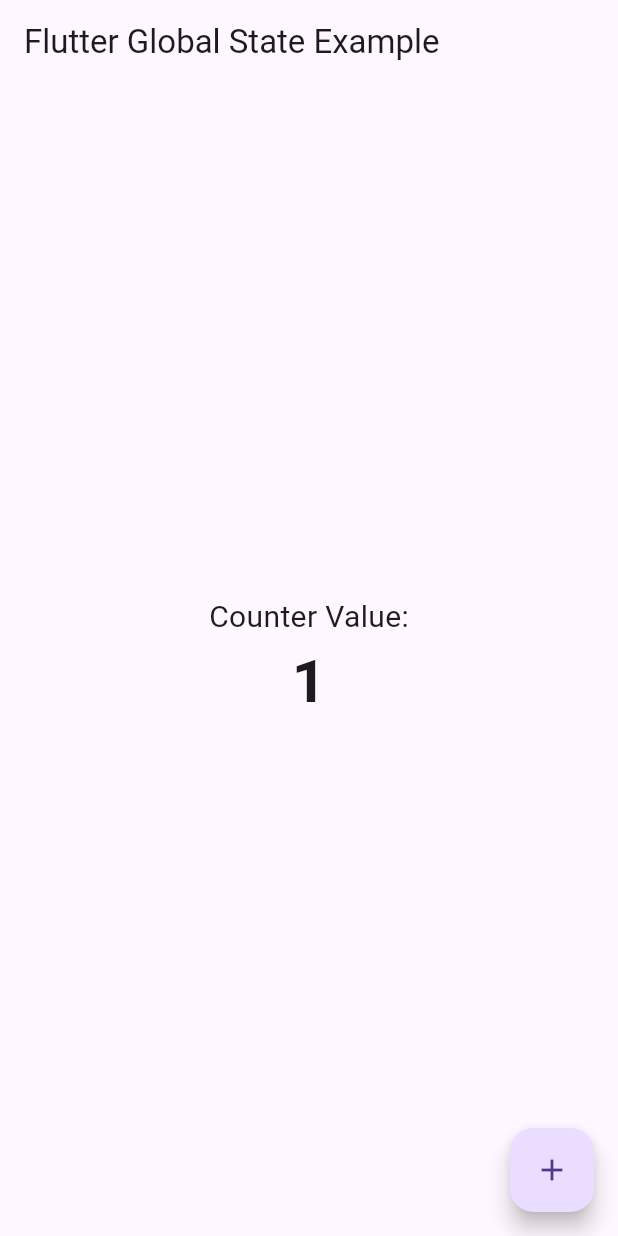
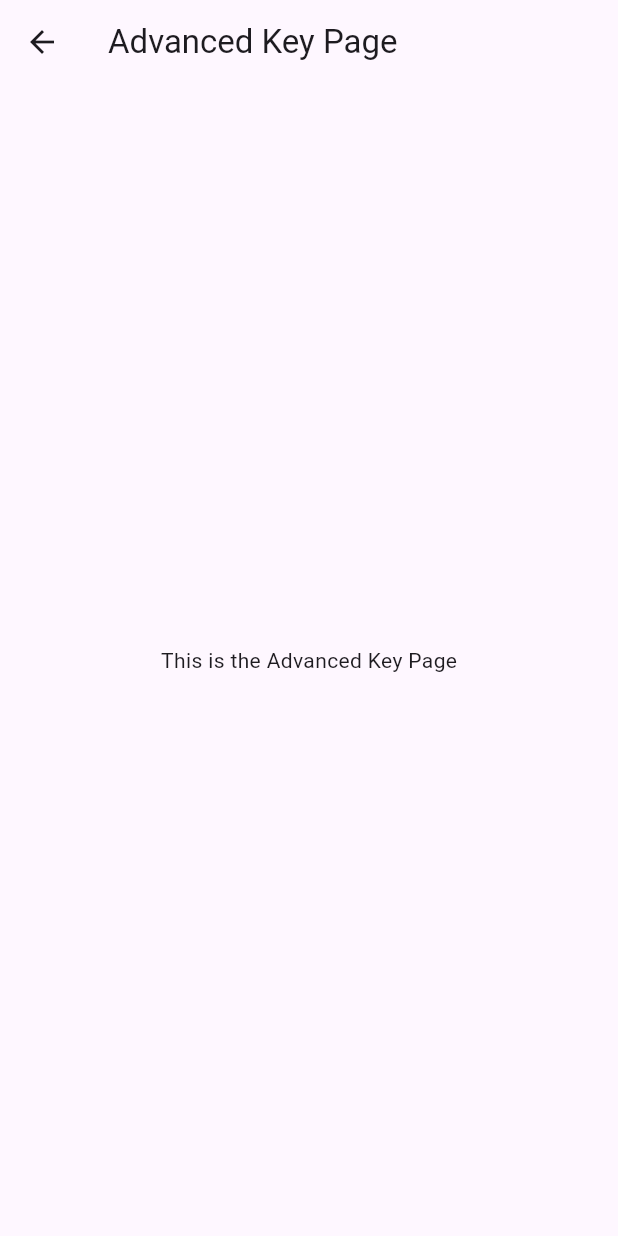
Before and after one commit to Thiruvarasu-Datasirpi/flutter, a Flutter app: the screen it shows after launch, after a tap on the "add" icon, on a phone screen of 412 x 824 dp. Run offline on Flutter 3.47's test engine with Material 3 defaults, Android fonts, the phone set to English and light mode, and no system bars.

Commit message:
keys done

```diff
--- a/flutter_application_1/lib/main.dart
+++ b/flutter_application_1/lib/main.dart
@@ -1,57 +1,102 @@
 import 'package:flutter/material.dart';
-import 'package:provider/provider.dart';
 
 void main() {
-  runApp(
-    ChangeNotifierProvider(
-      create: (context) => AppState(),
-      child: MyApp(),
-    ),
-  );
+  runApp(const MaterialApp(
+    home: BasicKeyPage(),
+    debugShowCheckedModeBanner: false,
+  ));
 }
 
-class AppState with ChangeNotifier {
-  int _counter = 0;
+class BasicKeyPage extends StatefulWidget {
+  const BasicKeyPage({super.key});
 
-  int get counter => _counter;
-
-  void incrementCounter() {
-    _counter++;
-    notifyListeners();
-  }
+  @override
+  State<BasicKeyPage> createState() => _BasicKeyPageState();
 }
 
-class MyApp extends StatelessWidget {
+class _BasicKeyPageState extends State<BasicKeyPage> {
+  bool showEmail = true;
+  bool showUsername = true;
+
   @override
   Widget build(BuildContext context) {
-    return MaterialApp(
-      home: Scaffold(
-        appBar: AppBar(
-          title: Text('Flutter Global State Example'),
-        ),
-        body: Center(
+    return Scaffold(
+      appBar: AppBar(
+        actions: [
+          IconButton(
+            onPressed: () {
+              Navigator.push(
+                context,
+                MaterialPageRoute(builder: (context) => AdvancedKeyPage()),
+              );
+            },
+            icon: Icon(Icons.add),
+          ),
+        ],
+      ),
+      body: Container(
+        padding: EdgeInsets.all(16),
+        alignment: Alignment.center,
+        child: SingleChildScrollView(
           child: Column(
             mainAxisAlignment: MainAxisAlignment.center,
             children: [
-              Text(
-                'Counter Value:',
-                style: TextStyle(fontSize: 20),
-              ),
-              Text(
-                '${Provider.of<AppState>(context).counter}',
-                style: TextStyle(fontSize: 40, fontWeight: FontWeight.bold),
-              ),
+              if (showEmail)
+                const TextField(
+                  key: ValueKey(1),
+                  decoration: InputDecoration(
+                    border: OutlineInputBorder(),
+                    labelText: 'Email',
+                  ),
+                ),
+              const SizedBox(height: 50),
+              if (showUsername)
+                const TextField(
+                  key: ValueKey(2),
+                  decoration: InputDecoration(
+                    border: OutlineInputBorder(),
+                    labelText: 'Username',
+                  ),
+                ),
             ],
           ),
         ),
-        floatingActionButton: FloatingActionButton(
-          onPressed: () {
-            // Increment the global counter
-            Provider.of<AppState>(context, listen: false).incrementCounter();
-          },
-          child: Icon(Icons.add),
-        ),
+      ),
+      floatingActionButton: Column(
+        mainAxisAlignment: MainAxisAlignment.end,
+        children: [
+          ElevatedButton.icon(
+            style: ElevatedButton.styleFrom(
+              shape: StadiumBorder(),
+            ),
+            icon: const Icon(Icons.visibility_off),
+            label: const Text('Remove Email'),
+            onPressed: () => setState(() => showEmail = false),
+          ),
+          ElevatedButton.icon(
+            style: ElevatedButton.styleFrom(
+              shape: StadiumBorder(),
+            ),
+            icon: const Icon(Icons.visibility_off),
+            label: const Text('Remove Username'),
+            onPressed: () => setState(() => showUsername = false),
+          ),
+        ],
       ),
     );
   }
 }
+
+class AdvancedKeyPage extends StatelessWidget {
+  @override
+  Widget build(BuildContext context) {
+    return Scaffold(
+      appBar: AppBar(
+        title: Text('Advanced Key Page'),
+      ),
+      body: Center(
+        child: Text('This is the Advanced Key Page'),
+      ),
+    );
+  }
+}
--- a/flutter_application_1/pubspec.yaml
+++ b/flutter_application_1/pubspec.yaml
@@ -37,6 +37,7 @@ dependencies:
   cupertino_icons: ^1.0.2
   provider: ^6.1.1
   scoped_model: ^2.0.0
+  my_app: ^1.0.0
 
 dev_dependencies:
   flutter_test:
```
Also changed, not shown: flutter_application_1/pubspec.lock, 1 other file.
